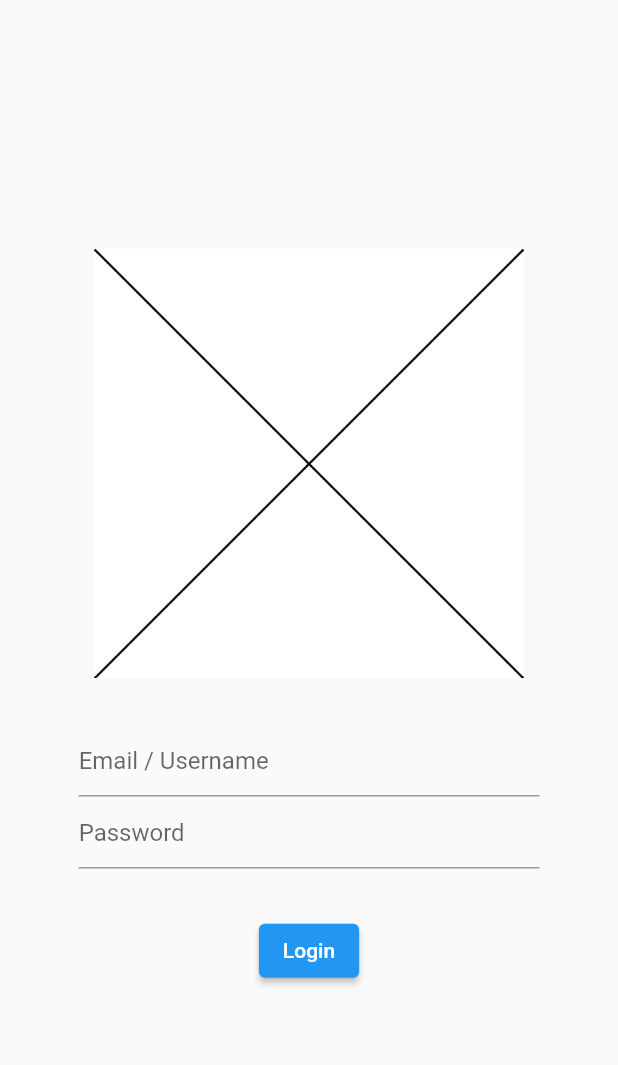
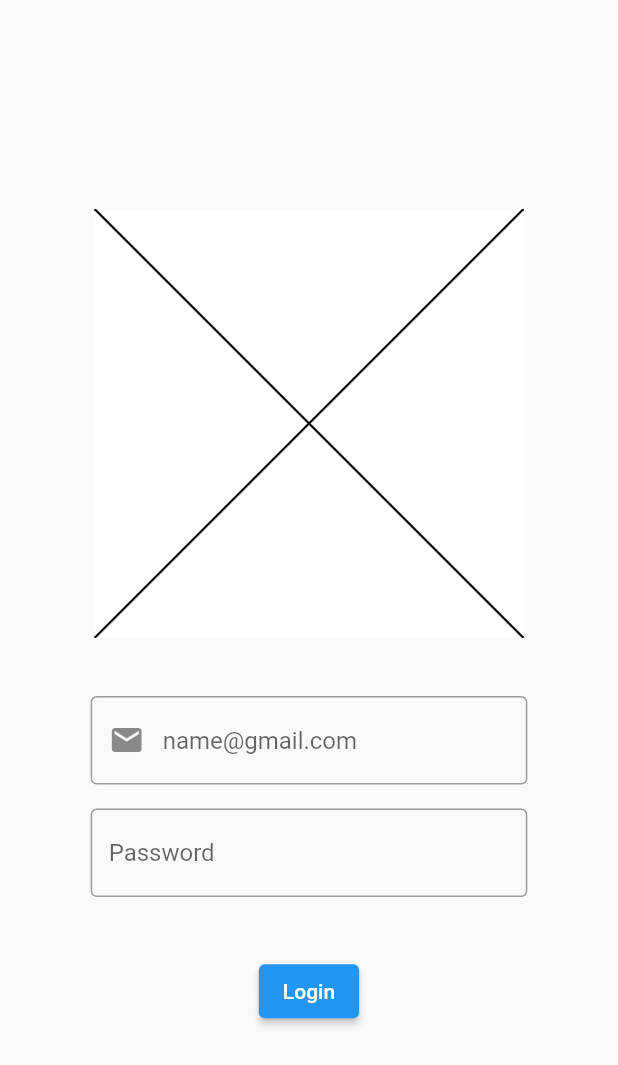
Before and after one commit to Sathira-Wijeratne/ProcureMate, a Flutter app: the screen it shows after launch, on a phone screen of 412 x 824 dp. Shown: the top 1065 px of the screen. Run offline on Flutter 3.47's test engine with Material 2 defaults, Android fonts, the phone set to English and light mode, and no system bars; our stand-ins replace fluttertoast; missing offline and left inert: mongo_dart.

Commit message:
Login Screen related changes

```diff
--- a/Mobile Application/procure_mate/lib/screens/login_screen.dart
+++ b/Mobile Application/procure_mate/lib/screens/login_screen.dart
@@ -23,10 +23,12 @@ class _LoginScreenState extends State<LoginScreen> {
   final TextEditingController _emailController = TextEditingController();
   final TextEditingController _passwordController = TextEditingController();
 
+
   @override
   void initState() {
     // TODO: implement initState
     super.initState();
+    _emailController.addListener(() => setState(() {}));
   }
 
   String? _validateEmail(String text) {
@@ -131,27 +133,60 @@ class _LoginScreenState extends State<LoginScreen> {
                       horizontal: widget._width / 7.854545454545454),
                   child: Column(
                     children: [
-                      TextFormField(
+                      Padding(
+                        padding: const EdgeInsets.all(8.0),
+                        child: TextFormField(
+                    keyboardType: TextInputType.emailAddress,
+                    textInputAction: TextInputAction.next,
                     controller: _emailController,
-                        keyboardType: TextInputType.emailAddress,
-                        decoration:
-                            const InputDecoration(hintText: "Email / Username"),
                     validator: (text) {
                         return _validateEmail(text!);
                     },
                     onSaved: (text) {},
-                        textInputAction: TextInputAction.next,
+                    decoration: InputDecoration(
+                        hintText: 'name@gmail.com',
+                        prefixIcon: Icon(Icons.mail),
+                        suffixIcon: _emailController.text.isEmpty
+                            ? Container(width: 0)
+                            : IconButton(
+                          icon: Icon(Icons.close),
+                          onPressed: () => _emailController.clear(),
                         ),
-                      TextFormField(
+                        border: OutlineInputBorder(),
+
+                    ),
+
+
+                  ),
+                      ),
+
+
+
+              //         TextFormField(
+              //           controller: _emailController,
+              //           keyboardType: TextInputType.emailAddress,
+              //           decoration:
+              //               const InputDecoration(hintText: "Email / Username"),
+              //           validator: (text) {
+              //             return _validateEmail(text!);
+              //           },
+              //           onSaved: (text) {},
+              //           textInputAction: TextInputAction.next,
+              //         )
+              // ,
+                      Padding(
+                        padding: const EdgeInsets.all(8.0),
+                        child: TextFormField(
                           controller: _passwordController,
                           keyboardType: TextInputType.text,
                           obscureText: true,
-                        decoration: const InputDecoration(hintText: "Password"),
+                          decoration: const InputDecoration(hintText: "Password",border: OutlineInputBorder()),
                           validator: (text) {
                             return _validatePassword(text!);
                           },
                           onSaved: (text) {},
                           textInputAction: TextInputAction.done,
+                        ),
                       ),
                       Padding(
                         padding: EdgeInsets.only(
```
Lines whose indentation alone changed are shown as unchanged.
